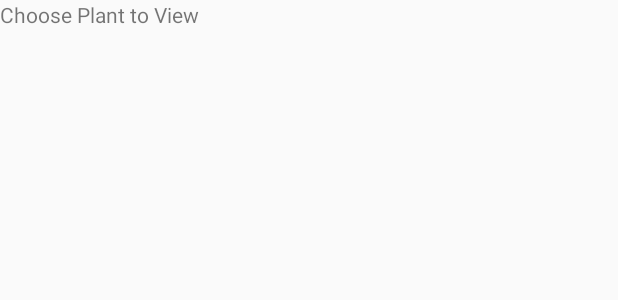
After one commit to shidubei/KebunJio, an Android app built with Jetpack Compose: the layout activity_choose_plant_to_view.xml on its own in the app's theme, with its tools: preview values and no code run, on a phone screen of 412 x 824 dp. The commit adds this screen. Shown: the top 300 px of the screen. Run offline under Robolectric (Android 15) with nearby library versions, the phone set to English and light mode, and no system bars.

Commit message:
Attempt at view plant details
Attempt at making an interface to choose plant to view

```diff
--- a/Mobile/app/src/main/java/iss/nus/edu/sg/sa4106/kebunjio/service/DownloadImageService.kt
+++ b/Mobile/app/src/main/java/iss/nus/edu/sg/sa4106/kebunjio/service/DownloadImageService.kt
@@ -82,7 +82,7 @@ class DownloadImageService : Service() {
         outp.close()
     }
 
-    private fun getFileExtension(str: String) : String {
+    public fun getFileExtension(str: String) : String {
         return str.substring(str.lastIndexOf("."))
     }
 
--- /dev/null
+++ b/Mobile/app/src/main/res/layout/activity_choose_plant_to_view.xml
@@ -0,0 +1,25 @@
+<?xml version="1.0" encoding="utf-8"?>
+<?xml version="1.0" encoding="utf-8"?>
+<androidx.constraintlayout.widget.ConstraintLayout xmlns:android="http://schemas.android.com/apk/res/android"
+    xmlns:app="http://schemas.android.com/apk/res-auto"
+    xmlns:tools="http://schemas.android.com/tools"
+    android:id="@+id/main"
+    android:layout_width="match_parent"
+    android:layout_height="match_parent"
+    tools:context=".features.viewplantdetails.ChoosePlantToViewActivity">
+    <LinearLayout
+        android:layout_width="match_parent"
+        android:layout_height="match_parent"
+        android:orientation="vertical" >
+        <TextView
+            android:layout_height="wrap_content"
+            android:layout_width="match_parent"
+            android:text="Choose Plant to View"
+            />
+        <ListView
+            android:id="@+id/species_list"
+            android:layout_width="match_parent"
+            android:layout_height="match_parent"
+            android:orientation="vertical" ></ListView>
+    </LinearLayout>
+</androidx.constraintlayout.widget.ConstraintLayout>
--- a/Mobile/app/src/main/res/values/strings.xml
+++ b/Mobile/app/src/main/res/values/strings.xml
@@ -1,3 +1,4 @@
 <resources>
     <string name="app_name">KebunJio</string>
+    <string name="title_activity_choose_plant_to_view">ChoosePlantToViewActivity</string>
 </resources>
```
Also changed, not shown: Mobile/app/src/main/AndroidManifest.xml (+7 -1 lines), Mobile/app/src/main/java/iss/nus/edu/sg/sa4106/kebunjio/features/viewplantdetails/ChoosePlantAdapter.kt (added, +100 -0 lines), Mobile/app/src/main/java/iss/nus/edu/sg/sa4106/kebunjio/features/viewplantdetails/ChoosePlantToViewActivity.kt (added, +42 -0 lines), Mobile/app/src/main/java/iss/nus/edu/sg/sa4106/kebunjio/features/viewplantdetails/ViewPlantDetailsActivity.kt (+8 -2 lines), Mobile/app/src/main/res/layout/view_plant_to_choose.xml (added, +18 -0 lines).
